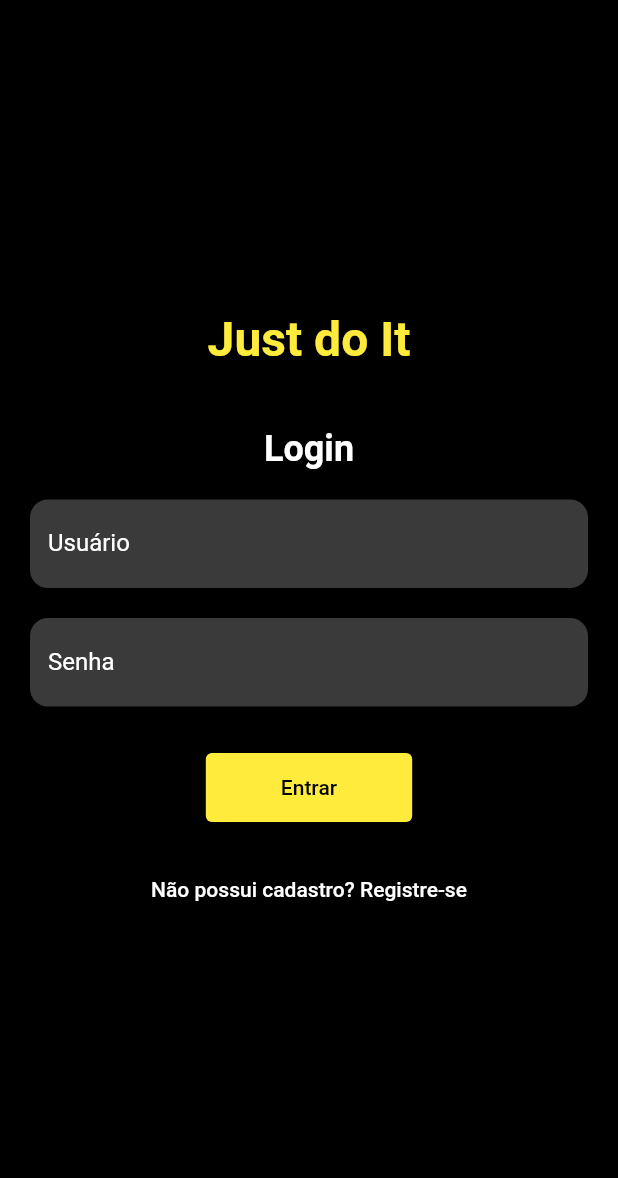
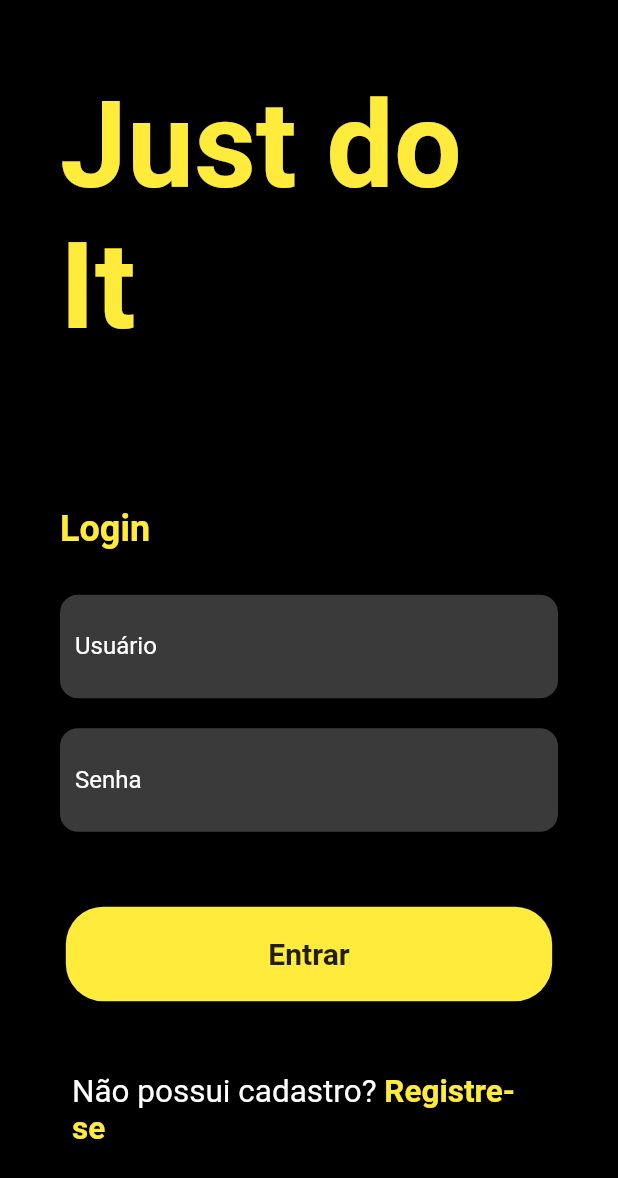
Before and after one commit to Pareidollya/app, a Flutter app: the screen it shows after launch, on a phone screen of 412 x 824 dp. Shown: the top 1178 px of the screen. Run offline on Flutter 3.47's test engine with Material 2 defaults, Android fonts, the phone set to English and light mode, and no system bars.

Commit message:
input large component

```diff
--- a/lib/pages/login.dart
+++ b/lib/pages/login.dart
@@ -1,3 +1,4 @@
+import 'package:app/widgets/input_large.dart';
 import 'package:flutter/material.dart';
 
 class LoginPage extends StatefulWidget {
@@ -11,7 +12,7 @@ class _LoginPageState extends State<LoginPage> {
     return Scaffold(
       backgroundColor: Colors.black,
       body: Padding(
-        padding: const EdgeInsets.all(20.0),
+        padding: const EdgeInsets.all(40.0),
         child: Column(
           mainAxisAlignment: MainAxisAlignment.center,
           children: [
@@ -19,75 +20,89 @@ class _LoginPageState extends State<LoginPage> {
               "Just do It",
               style: TextStyle(
                 color: Colors.yellow,
-                fontSize: 32,
+                fontSize: 80,
                 fontWeight: FontWeight.bold,
               ),
             ),
-            SizedBox(height: 40),
-            Text(
-              "Login",
-              style: TextStyle(
-                color: Colors.white,
-                fontSize: 24,
-                fontWeight: FontWeight.bold,
-              ),
-            ),
-            SizedBox(height: 20),
-            TextField(
-              style: TextStyle(color: Colors.white),
-              decoration: InputDecoration(
-                filled: true, // Adiciona preenchimento ao campo
-                fillColor: Color.fromARGB(255, 58, 58,
-                    58), // Define a cor de preenchimento como preta
-                labelText: "Usuário",
-                labelStyle: TextStyle(color: Colors.white),
-                enabledBorder: OutlineInputBorder(
-                  borderSide: BorderSide.none, // Remove a borda
-                  borderRadius: BorderRadius.circular(12.0),
-                ),
-                focusedBorder: OutlineInputBorder(
-                  borderSide: BorderSide(color: Colors.yellow, width: 2.0),
-                  borderRadius: BorderRadius.circular(12.0),
-                ),
-              ),
-            ),
-            SizedBox(height: 20),
-            TextField(
-              style: TextStyle(color: Colors.white),
-              decoration: InputDecoration(
-                filled: true, // Adiciona preenchimento ao campo
-                fillColor: Color.fromARGB(255, 58, 58,
-                    58), // Define a cor de preenchimento como preta
-                labelText: "Senha",
-                labelStyle: TextStyle(color: Colors.white),
-                enabledBorder: OutlineInputBorder(
-                  borderSide: BorderSide.none, // Remove a borda
-                  borderRadius: BorderRadius.circular(12.0),
-                ),
-                focusedBorder: OutlineInputBorder(
-                  borderSide: BorderSide(color: Colors.yellow, width: 2.0),
-                  borderRadius: BorderRadius.circular(12.0),
+            SizedBox(height: 100),
+            Align(
+              alignment: Alignment.centerLeft, // Alinha o texto à esquerda
+              child: Text(
+                "Login",
+                style: TextStyle(
+                  color: Colors.yellow,
+                  fontSize: 24,
+                  fontWeight: FontWeight.bold,
                 ),
               ),
             ),
             SizedBox(height: 30),
+            InputLarge(labelText: "Usuário"),
+            // TextField(
+            //   cursorColor: Colors.yellow,
+            //   style: TextStyle(color: Colors.white),
+            //   decoration: InputDecoration(
+            //     contentPadding:
+            //         EdgeInsets.symmetric(vertical: 25.0, horizontal: 10.0),
+            //     filled: true, // Adiciona preenchimento ao campo
+            //     fillColor: Color.fromARGB(255, 58, 58,
+            //         58), // Define a cor de preenchimento como preta
+            //     labelText: "Usuário",
+            //     labelStyle: TextStyle(color: Colors.white),
+            //     enabledBorder: OutlineInputBorder(
+            //       borderSide: BorderSide.none, // Remove a borda
+            //       borderRadius: BorderRadius.circular(12.0),
+            //     ),
+            //     focusedBorder: OutlineInputBorder(
+            //       borderSide: BorderSide(color: Colors.yellow, width: 2.0),
+            //       borderRadius: BorderRadius.circular(12.0),
+            //     ),
+            //   ),
+            // ),
+            SizedBox(height: 20),
+            InputLarge(labelText: "Senha"),
+            SizedBox(height: 50),
             ElevatedButton(
               onPressed: () {},
               style: ElevatedButton.styleFrom(
                 primary: Colors.yellow,
                 onPrimary: Colors.black,
-                padding: EdgeInsets.symmetric(horizontal: 50, vertical: 15),
+                padding: EdgeInsets.symmetric(horizontal: 135, vertical: 20),
+                shape: RoundedRectangleBorder(
+                  borderRadius: BorderRadius.circular(25.0),
+                ),
               ),
-              child: Text("Entrar"),
+              child: Text(
+                "Entrar",
+                style: TextStyle(
+                  color: Colors.black87,
+                  fontSize: 20.0,
+                  fontWeight: FontWeight.w600,
+                ),
+              ),
             ),
-            SizedBox(height: 20),
+            SizedBox(height: 40),
             TextButton(
               onPressed: () {},
-              child: Text(
-                "Não possui cadastro? Registre-se",
-                style: TextStyle(color: Colors.white),
+              child: RichText(
+                text: TextSpan(
+                  text: 'Não possui cadastro? ',
+                  style: TextStyle(
+                      color: Colors.white,
+                      fontSize: 21), // Ajuste o fontSize conforme necessário
+                  children: <TextSpan>[
+                    TextSpan(
+                      text: 'Registre-se',
+                      style: TextStyle(
+                        color: Colors.yellow,
+                        fontSize: 21, // Ajuste o fontSize conforme necessário
+                        fontWeight: FontWeight.bold,
+                      ),
+                    ),
+                  ],
+                ),
               ),
-            ),
+            )
           ],
         ),
       ),
--- /dev/null
+++ b/lib/widgets/input_large.dart
@@ -0,0 +1,44 @@
+import 'package:flutter/material.dart';
+
+class InputLarge extends StatelessWidget {
+  final String labelText;
+  final TextEditingController? controller;
+  final Function(String)? onChanged;
+  final TextInputType? keyboardType;
+  final int? maxLines;
+
+  InputLarge({
+    required this.labelText,
+    this.controller,
+    this.onChanged,
+    this.keyboardType,
+    this.maxLines,
+  });
+
+  @override
+  Widget build(BuildContext context) {
+    return TextField(
+      controller: controller,
+      onChanged: onChanged,
+      maxLines: maxLines,
+      keyboardType: keyboardType,
+      cursorColor: Colors.yellow,
+      style: TextStyle(color: Colors.white),
+      decoration: InputDecoration(
+        contentPadding: EdgeInsets.symmetric(vertical: 25.0, horizontal: 10.0),
+        filled: true,
+        fillColor: Color.fromARGB(255, 58, 58, 58),
+        labelText: labelText,
+        labelStyle: TextStyle(color: Colors.white),
+        enabledBorder: OutlineInputBorder(
+          borderSide: BorderSide.none,
+          borderRadius: BorderRadius.circular(12.0),
+        ),
+        focusedBorder: OutlineInputBorder(
+          borderSide: BorderSide(color: Colors.yellow, width: 2.0),
+          borderRadius: BorderRadius.circular(12.0),
+        ),
+      ),
+    );
+  }
+}
```
